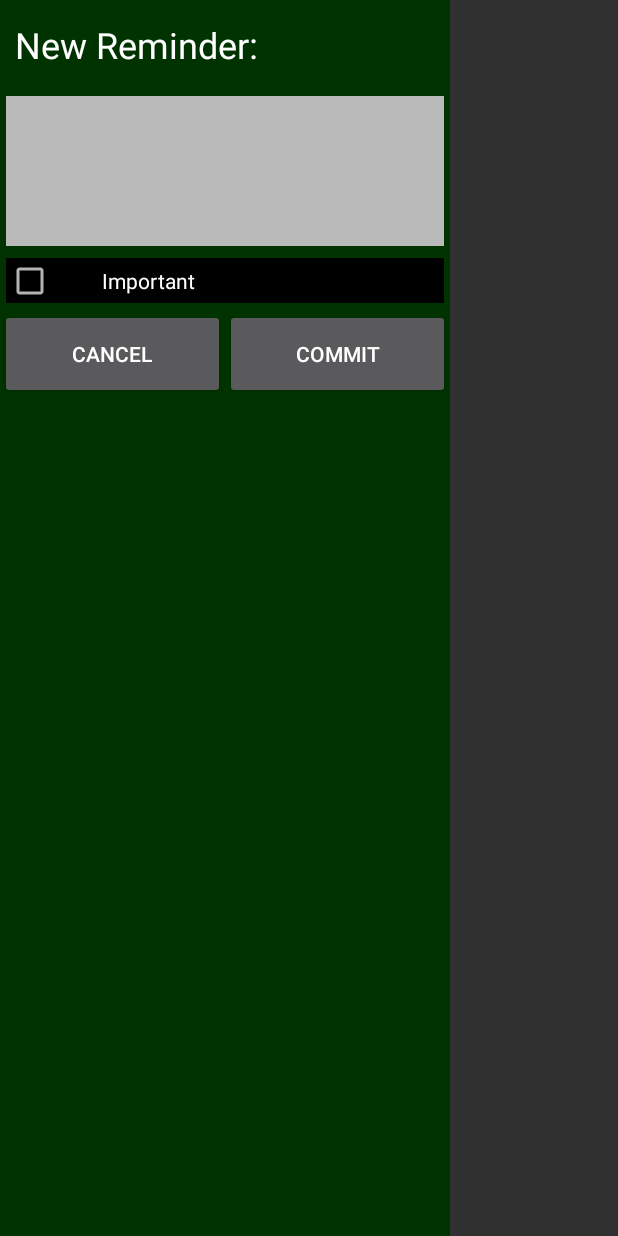
After one commit to beforeusee/Reminders, an Android app: the layout dialog_custom.xml on its own in the app's theme, with its tools: preview values and no code run, on a phone screen of 412 x 824 dp. The commit adds this screen. Run offline under Robolectric (Android 15) with nearby library versions, the phone set to English and light mode, and no system bars.

Commit message:
Adds database Create,Read,Update and Delete support with custom dialogs.

```diff
--- a/app/src/main/res/layout-v11/reminders_row.xml
+++ b/app/src/main/res/layout-v11/reminders_row.xml
@@ -9,7 +9,7 @@
         android:orientation="horizontal"
         android:layout_width="match_parent"
         android:layout_height="48dp"
-        android:background="?@android:attr/activatedBackgroundIndicator">
+        android:background="@color/dark_grey">
 
         <TextView
             android:layout_width="10dp"
--- a/app/src/main/res/layout/activity_reminders.xml
+++ b/app/src/main/res/layout/activity_reminders.xml
@@ -1,10 +1,11 @@
 <?xml version="1.0" encoding="utf-8"?>
-<RelativeLayout
+<LinearLayout
     xmlns:android="http://schemas.android.com/apk/res/android"
     xmlns:tools="http://schemas.android.com/tools"
     android:id="@+id/activity_reminders"
     android:layout_width="match_parent"
     android:layout_height="match_parent"
+    android:orientation="vertical"
     android:background="@color/dark_grey"
     android:paddingBottom="@dimen/activity_vertical_margin"
     android:paddingLeft="@dimen/activity_horizontal_margin"
@@ -27,5 +28,6 @@
         android:layout_height="wrap_content"
         android:id="@+id/bt_add"
         android:text="新建"
+        android:textSize="20sp"
         />
-</RelativeLayout>
+</LinearLayout>
--- /dev/null
+++ b/app/src/main/res/layout/dialog_custom.xml
@@ -0,0 +1,59 @@
+<?xml version="1.0" encoding="utf-8"?>
+<LinearLayout xmlns:android="http://schemas.android.com/apk/res/android"
+              android:orientation="vertical"
+              android:background="@color/green"
+              android:id="@+id/custom_root_layout"
+              android:layout_width="300dp"
+              android:layout_height="match_parent">
+
+    <TextView
+        android:layout_width="match_parent"
+        android:layout_height="60dp"
+        android:id="@+id/custom_title"
+        android:gravity="center_vertical"
+        android:padding="10dp"
+        android:text="New Reminder:"
+        android:textColor="@color/white"
+        android:textSize="24sp"/>
+
+    <EditText
+        android:layout_width="match_parent"
+        android:layout_height="100dp"
+        android:layout_margin="4dp"
+        android:background="@color/light_grey"
+        android:gravity="start"
+        android:textColor="@color/black"
+        android:id="@+id/custom_edit_reminder"></EditText>
+        <requestFocus/>
+
+    <CheckBox
+        android:id="@+id/custom_check_box"
+        android:layout_width="match_parent"
+        android:layout_height="30dp"
+        android:layout_margin="4dp"
+        android:background="@color/black"
+        android:paddingLeft="32dp"
+        android:text="Important"
+        android:textColor="@color/white"/>
+
+    <LinearLayout
+        android:layout_width="match_parent"
+        android:layout_height="match_parent"
+        android:orientation="horizontal">
+        <Button
+            android:layout_width="0dp"
+            android:layout_height="60dp"
+            android:id="@+id/custom_button_cancel"
+            android:layout_weight="50"
+            android:text="Cancel"
+            android:textColor="@color/white"/>
+
+        <Button
+            android:layout_width="0dp"
+            android:layout_height="60dp"
+            android:layout_weight="50"
+            android:id="@+id/custom_button_commit"
+            android:text="Commit"
+            android:textColor="@color/white"/>
+    </LinearLayout>
+</LinearLayout>
--- a/app/src/main/res/values/colors.xml
+++ b/app/src/main/res/values/colors.xml
@@ -7,5 +7,8 @@
     <color name="white">#ffffff</color>
     <color name="green">#003300</color>
     <color name="orange">#FF9900</color>
+    <color name="light_grey">#bababa</color>
+    <color name="black">#000000</color>
+    <color name="blue">#ff1118ff</color>
 
 </resources>
```
Also changed, not shown: app/src/main/java/cn/edu/buaa/a103/reminders/RemindersActivity.java (+77 -38 lines).
